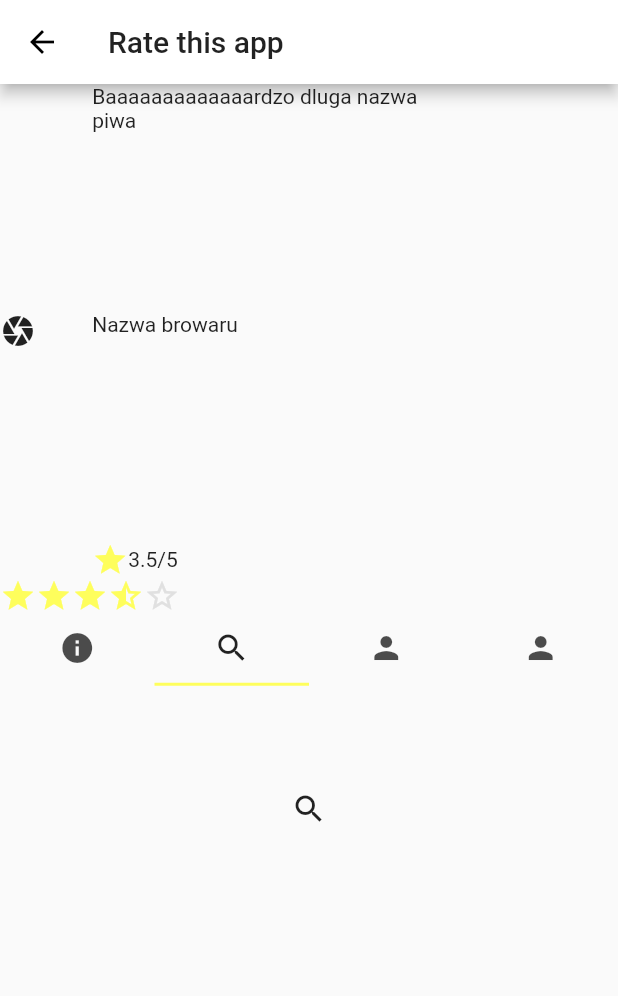
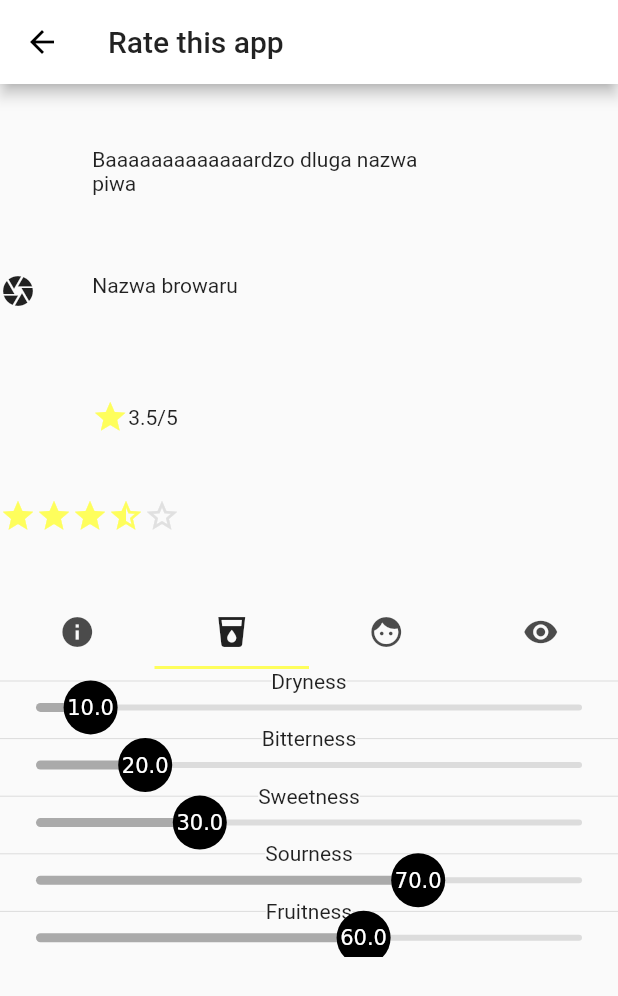
Before and after one commit to zollinka/brewed_app, a Flutter app: the BeerPage screen opened directly, tab 2 chosen, on a phone screen of 412 x 824 dp. Shown: the top 996 px of the screen. Run offline on Flutter 3.47's test engine with Material 2 defaults, Android fonts, the phone set to English and light mode, and no system bars.

Commit message:
Added two tabs with attr values

```diff
--- a/lib/ui/Constants.dart
+++ b/lib/ui/Constants.dart
@@ -1,9 +1,15 @@
 class Constants{
 static const String login = "Log In";
 static const String settings = "Settings";
-static const String temperature = "Serving temperature ";
-static const String ibu = "IBU ";
-static const String alcohol_percentage = "Alcohol % ";
+static const String temperature = "Serving temperature";
+static const String ibu = "IBU";
+static const String alcohol_percentage = "Alcohol %";
+static const String sweetness = "Sweetness";
+static const String sourness = "Sourness";
+static const String fruitness = "Fruitness";
+static const String bitterness = "Bitterness";
+static const String dryness = "Dryness";
+
 
 static const List<String> options = <String>[
   settings,
--- a/lib/ui/beer/attr_slider.dart
+++ b/lib/ui/beer/attr_slider.dart
@@ -10,15 +10,32 @@ class AttributeSlider extends StatelessWidget {
 
   @override
   Widget build(BuildContext context) {
-    return SliderTheme(
+    return Column(
+        children: [
+    Flexible(child: Row(
+    children: <Widget>[
+    Expanded(
+        child: Divider()
+    ),
+
+    Text(attribute),
+
+    Expanded(
+    child: Divider()
+    ),
+    ]
+    ),),
+          Flexible( child: SliderTheme(
             data: SliderTheme.of(context).copyWith(
-        thumbShape: AttributeSliderThumb(thumbRadius: 20, value: this.value)
+            thumbShape: AttributeSliderThumb(thumbRadius: 20,
+            value: this.value
+            )
             ),
             child: Slider(
             value: this.value,
             min: 0,
             max: this.max
             )
-    );
+          ))]);
   }
 }
--- a/lib/ui/beer/attr_slider_thumb.dart
+++ b/lib/ui/beer/attr_slider_thumb.dart
@@ -26,17 +26,15 @@ class AttributeSliderThumb extends SliderComponentShape {
       }) {
     final Canvas canvas = context.canvas;
 
-    final paint = Paint()
-      ..color = Colors.white //Thumb Background Color
-      ..style = PaintingStyle.fill;
+    final paint = Paint();
 
     TextSpan span = new TextSpan(
-      style: new TextStyle(
+      /*style: new TextStyle(
         fontSize: thumbRadius * .8,
         fontWeight: FontWeight.w700,
         color: sliderTheme.thumbColor, //Text Color of Value on Thumb
-      ),
-      text: value.toString(),
+      ),*/
+      text: this.value.toString(),
     );
 
     TextPainter tp = new TextPainter(
--- a/lib/ui/beer/beer_attributes.dart
+++ b/lib/ui/beer/beer_attributes.dart
@@ -1,3 +1,4 @@
+import 'package:brewed/ui/beer/tab_flavor.dart';
 import 'package:brewed/ui/beer/tab_info.dart';
 import 'package:flutter/material.dart';
 
@@ -12,9 +13,9 @@ class BeerAtribbutes extends StatelessWidget {
               child:  TabBar(
                 tabs: [
                   Tab(icon: Icon(Icons.info)),
-                  Tab(icon: Icon(Icons.search)),
-                  Tab(icon: Icon(Icons.person)),
-                  Tab(icon: Icon(Icons.person)),
+                  Tab(icon: Icon(Icons.local_drink)),
+                  Tab(icon: Icon(Icons.face)),
+                  Tab(icon: Icon(Icons.visibility)),
                 ],
               ),
             ),
@@ -22,7 +23,7 @@ class BeerAtribbutes extends StatelessWidget {
               child: TabBarView(
                 children: [
                   TabInfo(),
-                  Tab(icon: Icon(Icons.search)),
+                  TabFlavor(),
                   Tab(icon: Icon(Icons.person)),
                   Tab(icon: Icon(Icons.person)),
                 ],
--- a/lib/ui/beer/beer_page.dart
+++ b/lib/ui/beer/beer_page.dart
@@ -19,17 +19,17 @@ class _BeerPageState extends State<BeerPage> {
       body: SafeArea(
         child: Column(
           crossAxisAlignment: CrossAxisAlignment.stretch,
+          mainAxisAlignment: MainAxisAlignment.spaceEvenly,
           children: [
             Flexible(
-            flex:3,
             child: BeerInfo()),
             Flexible(
-              flex: 1,
               child: StarRating(
                 rating: rating,
                 onRatingChanged: (rating) => setState(() => this.rating = rating))),
-            Flexible(
-              flex: 3,
+            //Spacer(flex: 1,),
+            Expanded(
+              flex: 2,
               child: BeerAtribbutes()
             )
           ],
--- /dev/null
+++ b/lib/ui/beer/tab_flavor.dart
@@ -0,0 +1,25 @@
+import 'package:flutter/material.dart';
+
+import '../Constants.dart';
+import 'attr_slider.dart';
+
+class TabFlavor extends StatelessWidget {
+  final double fruitness = 60.0;
+  final double dryness = 10.0;
+  final double bitterness = 20.0;
+  final double sweetness = 30.0;
+  final double sourness = 70.0;
+
+  @override
+  Widget build(BuildContext context) {
+    return Column(
+      children: [
+        Flexible(child: AttributeSlider(value: dryness, attribute: Constants.dryness)),
+        Flexible(child:AttributeSlider(value: bitterness, attribute: Constants.bitterness)),
+        Flexible(child:AttributeSlider(value: sweetness, attribute: Constants.sweetness)),
+        Flexible(child:AttributeSlider(value: sourness, attribute: Constants.sourness)),
+        Flexible(child:AttributeSlider(value: fruitness, attribute: Constants.fruitness))
+      ],
+    );
+  }
+}
--- a/lib/ui/beer/tab_info.dart
+++ b/lib/ui/beer/tab_info.dart
@@ -12,9 +12,9 @@ class TabInfo extends StatelessWidget {
   Widget build(BuildContext context) {
     return Column(
       children: [
-        AttributeSlider(value: ibu, attribute: Constants.ibu, max: 150),
-        AttributeSlider(value: temp, attribute: Constants.temperature, max: 30,),
-        AttributeSlider(value: percent, attribute: Constants.alcohol_percentage, max: 20,)
+        Flexible(child: AttributeSlider(value: ibu, attribute: Constants.ibu, max: 150)),
+        Flexible(child:AttributeSlider(value: temp, attribute: Constants.temperature, max: 30,)),
+        Flexible(child:AttributeSlider(value: percent, attribute: Constants.alcohol_percentage, max: 20,))
       ],
     );
   }
```
Lines whose indentation alone changed are shown as unchanged.
